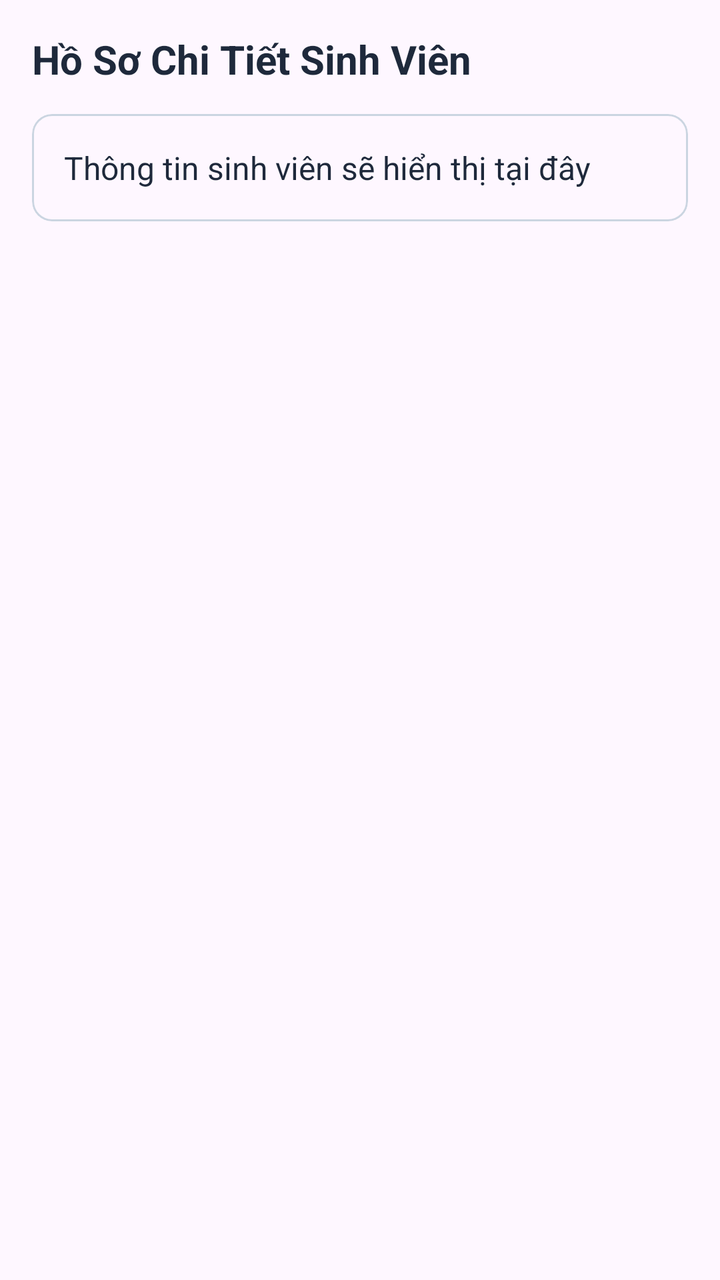
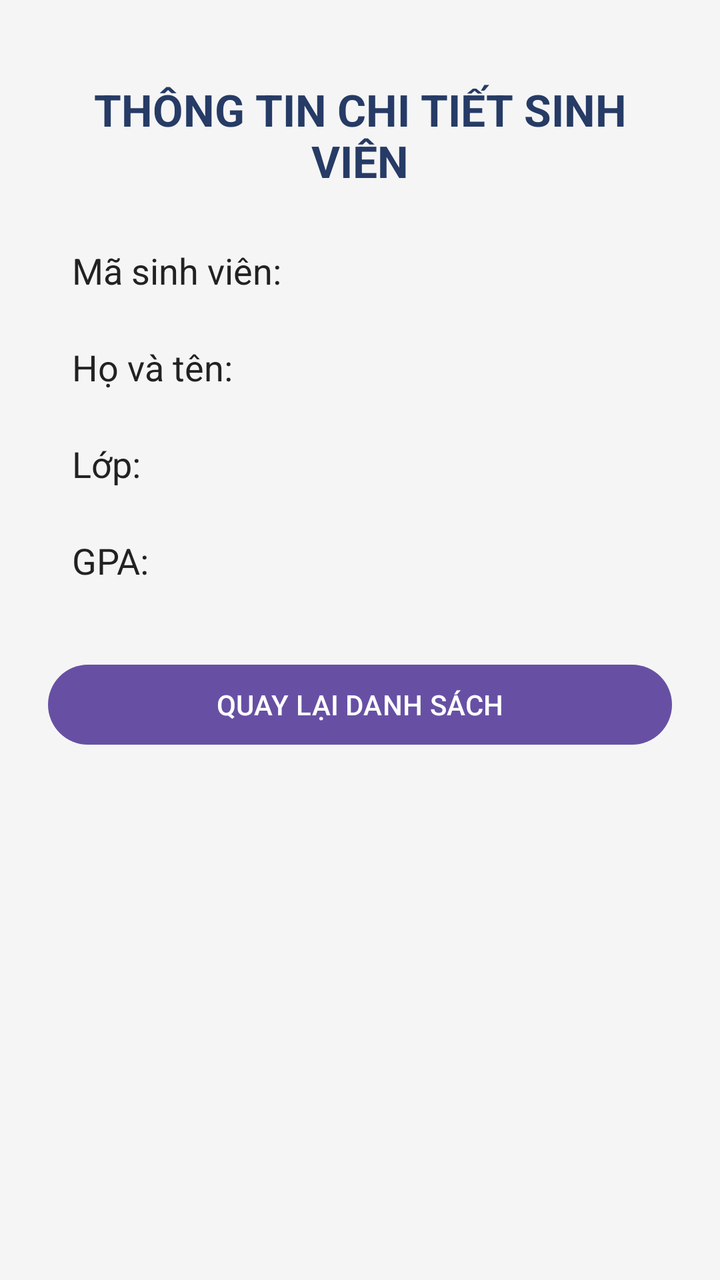

Compare the two renders of this Android layout. The source of the first and the diff that turns it into the second are given below.
<!-- AndroidManifest.xml: application theme Theme.StudentAppFragment -->
<!-- res/layout/activity_student_detail_fragment.xml -->
<?xml version="1.0" encoding="utf-8"?>
<LinearLayout
    xmlns:android="http://schemas.android.com/apk/res/android"
    xmlns:app="http://schemas.android.com/apk/res-auto"
    android:layout_width="match_parent"
    android:layout_height="match_parent"
    android:orientation="vertical"
    android:padding="16dp">

    <TextView
        android:layout_width="wrap_content"
        android:layout_height="wrap_content"
        android:text="Hồ Sơ Chi Tiết Sinh Viên"
        android:textSize="20sp"
        android:textStyle="bold"
        android:textColor="#1E293B" />

    <com.google.android.material.card.MaterialCardView
        android:layout_width="match_parent"
        android:layout_height="wrap_content"
        android:layout_marginTop="14dp"
        app:cardCornerRadius="10dp"
        app:strokeColor="#CBD5E1"
        app:strokeWidth="1dp">

        <LinearLayout
            android:layout_width="match_parent"
            android:layout_height="wrap_content"
            android:orientation="vertical"
            android:padding="16dp">

            <TextView
                android:id="@+id/tvStudentDetail"
                android:layout_width="match_parent"
                android:layout_height="wrap_content"
                android:text="Thông tin sinh viên sẽ hiển thị tại đây"
                android:textColor="#1E293B"
                android:textSize="16sp"
                android:lineSpacingExtra="8dp" />

        </LinearLayout>

    </com.google.android.material.card.MaterialCardView>

</LinearLayout>
<!-- resources referenced by this layout -->
<resources>
  <style name="Theme.StudentAppFragment" parent="Base.Theme.StudentAppFragment" />
  <style name="Base.Theme.StudentAppFragment" parent="Theme.Material3.DayNight.NoActionBar">
          
          
      </style>
</resources>

<!-- the commit's change to res/layout/activity_student_detail_fragment.xml (unified diff, before → after) -->
@@ -1,45 +1,68 @@
 <?xml version="1.0" encoding="utf-8"?>
-<LinearLayout
-    xmlns:android="http://schemas.android.com/apk/res/android"
-    xmlns:app="http://schemas.android.com/apk/res-auto"
+<ScrollView xmlns:android="http://schemas.android.com/apk/res/android"
     android:layout_width="match_parent"
     android:layout_height="match_parent"
-    android:orientation="vertical"
-    android:padding="16dp">
+    android:background="#F5F5F5">
 
-    <TextView
-        android:layout_width="wrap_content"
-        android:layout_height="wrap_content"
-        android:text="Hồ Sơ Chi Tiết Sinh Viên"
-        android:textSize="20sp"
-        android:textStyle="bold"
-        android:textColor="#1E293B" />
-
-    <com.google.android.material.card.MaterialCardView
+    <LinearLayout
         android:layout_width="match_parent"
         android:layout_height="wrap_content"
-        android:layout_marginTop="14dp"
-        app:cardCornerRadius="10dp"
-        app:strokeColor="#CBD5E1"
-        app:strokeWidth="1dp">
+        android:orientation="vertical"
+        android:padding="24dp">
 
-        <LinearLayout
+        <TextView
             android:layout_width="match_parent"
             android:layout_height="wrap_content"
-            android:orientation="vertical"
-            android:padding="16dp">
+            android:text="THÔNG TIN CHI TIẾT SINH VIÊN"
+            android:textSize="22sp"
+            android:textStyle="bold"
+            android:textColor="#263B65"
+            android:gravity="center"
+            android:padding="16dp" />
 
-            <TextView
-                android:id="@+id/tvStudentDetail"
-                android:layout_width="match_parent"
-                android:layout_height="wrap_content"
-                android:text="Thông tin sinh viên sẽ hiển thị tại đây"
-                android:textColor="#1E293B"
-                android:textSize="16sp"
-                android:lineSpacingExtra="8dp" />
+        <TextView
+            android:id="@+id/tvStudentId"
+            android:layout_width="match_parent"
+            android:layout_height="wrap_content"
+            android:text="Mã sinh viên:"
+            android:textSize="18sp"
+            android:textColor="#222222"
+            android:padding="12dp" />
 
-        </LinearLayout>
+        <TextView
+            android:id="@+id/tvStudentName"
+            android:layout_width="match_parent"
+            android:layout_height="wrap_content"
+            android:text="Họ và tên:"
+            android:textSize="18sp"
+            android:textColor="#222222"
+            android:padding="12dp" />
 
-    </com.google.android.material.card.MaterialCardView>
+        <TextView
+            android:id="@+id/tvStudentClass"
+            android:layout_width="match_parent"
+            android:layout_height="wrap_content"
+            android:text="Lớp:"
+            android:textSize="18sp"
+            android:textColor="#222222"
+            android:padding="12dp" />
 
-</LinearLayout>
+        <TextView
+            android:id="@+id/tvStudentGpa"
+            android:layout_width="match_parent"
+            android:layout_height="wrap_content"
+            android:text="GPA:"
+            android:textSize="18sp"
+            android:textColor="#222222"
+            android:padding="12dp" />
+
+        <Button
+            android:id="@+id/btnBack"
+            android:layout_width="match_parent"
+            android:layout_height="wrap_content"
+            android:text="QUAY LẠI DANH SÁCH"
+            android:layout_marginTop="24dp" />
+
+    </LinearLayout>
+
+</ScrollView>
